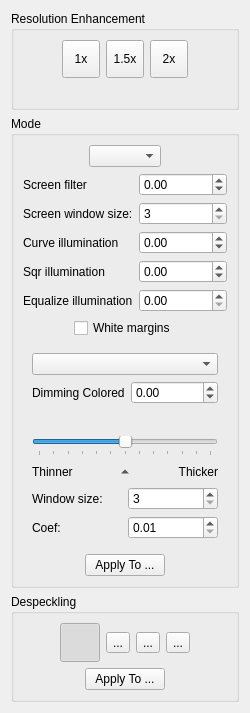
Qt form src/filters/output/ui/OutputOptionsWidget.ui (ImageProcessing-ElectronicPublications/scantailor-experimental) before a commit.
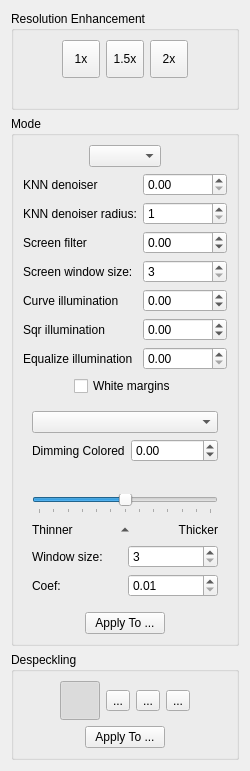
The same form after that commit. Icons and pictures are not drawn.

Commit message: 0.2023.08.12: filters: KNN denoiser

The edit to the form file:
```diff
--- a/src/filters/output/ui/OutputOptionsWidget.ui
+++ b/src/filters/output/ui/OutputOptionsWidget.ui
@@ -168,13 +168,56 @@
       <item>
        <layout class="QGridLayout" name="normalizeOptions">
         <item row="0" column="0">
+         <widget class="QLabel" name="knndCoefLabel">
+          <property name="text">
+           <string>KNN denoiser</string>
+          </property>
+         </widget>
+        </item>
+        <item row="0" column="1">
+         <widget class="QDoubleSpinBox" name="knndCoef">
+          <property name="toolTip">
+           <string>Value is 0.0 .. 1.0..</string>
+          </property>
+          <property name="minimum">
+           <double>0.0</double>
+          </property>
+          <property name="maximum">
+           <double>1.0</double>
+          </property>
+          <property name="singleStep">
+           <double>0.05</double>
+          </property>
+         </widget>
+        </item>
+        <item row="1" column="0">
+         <widget class="QLabel" name="knndRadiusLabel">
+          <property name="text">
+           <string>KNN denoiser radius:</string>
+          </property>
+         </widget>
+        </item>
+        <item row="1" column="1">
+         <widget class="QSpinBox" name="knndRadius">
+          <property name="toolTip">
+           <string>The dimensions of a pixel neighborhood to consider.</string>
+          </property>
+          <property name="minimum">
+           <number>1</number>
+          </property>
+          <property name="maximum">
+           <number>16</number>
+          </property>
+         </widget>
+        </item>
+        <item row="2" column="0">
          <widget class="QLabel" name="screenCoefLabel">
           <property name="text">
            <string>Screen filter</string>
           </property>
          </widget>
         </item>
-        <item row="0" column="1">
+        <item row="2" column="1">
          <widget class="QDoubleSpinBox" name="screenCoef">
           <property name="toolTip">
            <string>Value is -1.0 .. 1.0..</string>
@@ -190,14 +233,14 @@
           </property>
          </widget>
         </item>
-        <item row="1" column="0">
+        <item row="3" column="0">
          <widget class="QLabel" name="screenWindowSizeLabel">
           <property name="text">
            <string>Screen window size:</string>
           </property>
          </widget>
         </item>
-        <item row="1" column="1">
+        <item row="3" column="1">
          <widget class="QSpinBox" name="screenWindowSize">
           <property name="toolTip">
            <string>The dimensions of a pixel neighborhood to consider.</string>
@@ -210,14 +253,14 @@
           </property>
          </widget>
         </item>
-        <item row="2" column="0">
+        <item row="4" column="0">
          <widget class="QLabel" name="curveCoefLabel">
           <property name="text">
            <string>Curve illumination</string>
           </property>
          </widget>
         </item>
-        <item row="2" column="1">
+        <item row="4" column="1">
          <widget class="QDoubleSpinBox" name="curveCoef">
           <property name="toolTip">
            <string>Value is -1.0 .. 1.0.</string>
@@ -233,14 +276,14 @@
           </property>
          </widget>
         </item>
-        <item row="3" column="0">
+        <item row="5" column="0">
          <widget class="QLabel" name="sqrCoefLabel">
           <property name="text">
            <string>Sqr illumination</string>
           </property>
          </widget>
         </item>
-        <item row="3" column="1">
+        <item row="5" column="1">
          <widget class="QDoubleSpinBox" name="sqrCoef">
           <property name="toolTip">
            <string>Value is -1.0 .. 1.0.</string>
@@ -256,14 +299,14 @@
           </property>
          </widget>
         </item>
-        <item row="4" column="0">
+        <item row="6" column="0">
          <widget class="QLabel" name="normalizeCoefLabel">
           <property name="text">
            <string>Equalize illumination</string>
           </property>
          </widget>
         </item>
-        <item row="4" column="1">
+        <item row="6" column="1">
          <widget class="QDoubleSpinBox" name="normalizeCoef">
           <property name="toolTip">
            <string>Value is 0.0 .. 1.0.</string>
```
The commit also changes 8 other files.
